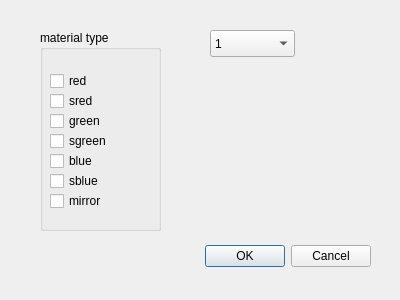
Before: the Qt Designer form SomePhysEngin/materialparaedit.ui in SomeTeam-SE2015/SomePhysEngin, drawn with Qt 5.
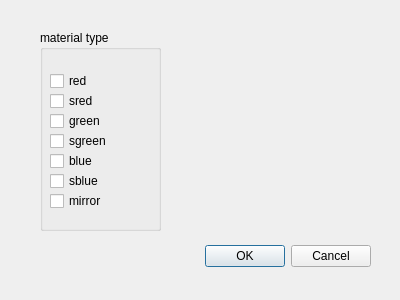
After: the same form once the commit is applied.

The edit to the form file:
```diff
--- a/SomePhysEngin/materialparaedit.ui
+++ b/SomePhysEngin/materialparaedit.ui
@@ -149,31 +149,6 @@
     <string/>
    </property>
   </widget>
-  <widget class="QComboBox" name="comboBox">
-   <property name="geometry">
-    <rect>
-     <x>210</x>
-     <y>30</y>
-     <width>85</width>
-     <height>27</height>
-    </rect>
-   </property>
-   <item>
-    <property name="text">
-     <string>1</string>
-    </property>
-   </item>
-   <item>
-    <property name="text">
-     <string>2</string>
-    </property>
-   </item>
-   <item>
-    <property name="text">
-     <string>3</string>
-    </property>
-   </item>
-  </widget>
  </widget>
  <resources/>
  <connections>
```
